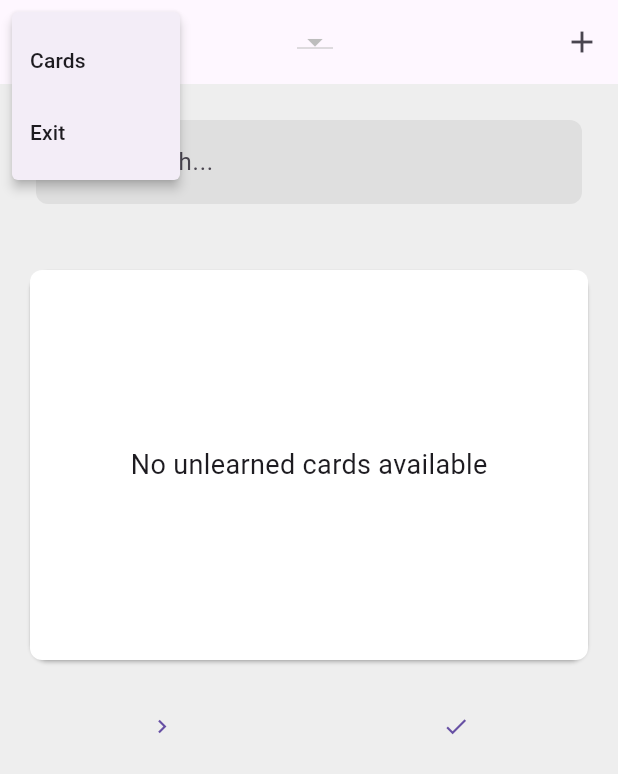
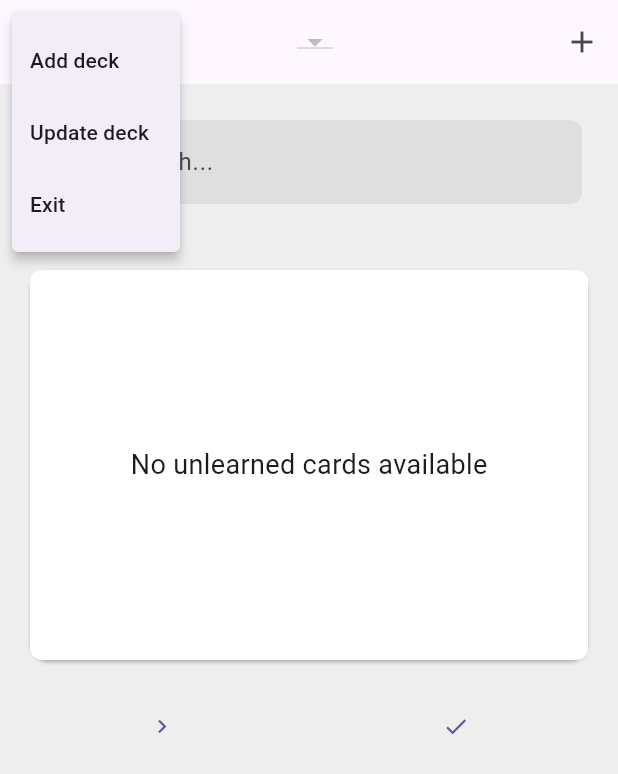
Before and after one commit to mkizhevsk/wordnest, a Flutter app: the CardTab screen opened directly, after a tap on the "menu" icon, on a phone screen of 412 x 824 dp. Shown: the top 774 px of the screen. Run offline on Flutter 3.47's test engine with Material 3 defaults, Android fonts, the phone set to English and light mode, and no system bars; our stand-ins replace jwt_decoder, shared_preferences, sqflite; accounts and stored records are empty.

```diff
--- a/lib/screens/cards.dart
+++ b/lib/screens/cards.dart
@@ -114,21 +114,25 @@ class CardTabState extends State<CardTab> {
         leading: PopupMenuButton<int>(
           icon: const Icon(Icons.menu),
           onSelected: (value) {
-            // Handle menu item selection here
             if (value == 1) {
               print('one');
             } else if (value == 2) {
-              // Exit the app
+              print('two');
+            } else if (value == 3) {
               SystemNavigator.pop();
             }
           },
           itemBuilder: (context) => const [
             PopupMenuItem(
               value: 1,
-              child: Text('Cards'),
+              child: Text('Add deck'),
             ),
             PopupMenuItem(
               value: 2,
+              child: Text('Update deck'),
+            ),
+            PopupMenuItem(
+              value: 3,
               child: Text('Exit'),
             ),
           ],
```
